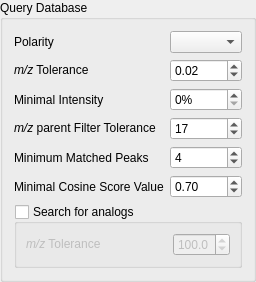
The window that lib/ui/widgets/databases_options_widget.ui (metgem/metgem) describes before a commit, drawn with Qt 5.
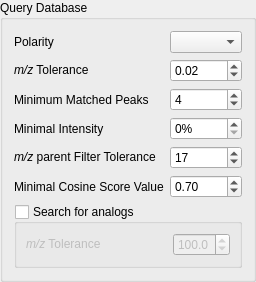
The same window after the commit.

```diff
--- a/lib/ui/widgets/databases_options_widget.ui
+++ b/lib/ui/widgets/databases_options_widget.ui
@@ -32,7 +32,21 @@
    <string>Query Database</string>
   </property>
   <layout class="QGridLayout" name="gridLayout">
-   <item row="7" column="0" colspan="2">
+   <item row="4" column="0">
+    <widget class="QLabel" name="label_5">
+     <property name="text">
+      <string>&lt;i&gt;m/z&lt;/i&gt; parent Filter Tolerance</string>
+     </property>
+    </widget>
+   </item>
+   <item row="3" column="0">
+    <widget class="QLabel" name="label_4">
+     <property name="text">
+      <string>Minimal Intensity</string>
+     </property>
+    </widget>
+   </item>
+   <item row="8" column="0" colspan="2">
     <widget class="QGroupBox" name="gbAnalogs">
      <property name="enabled">
       <bool>true</bool>
@@ -98,6 +112,61 @@
      </layout>
     </widget>
    </item>
+   <item row="4" column="1">
+    <widget class="QSpinBox" name="spinParentFilterTolerance">
+     <property name="enabled">
+      <bool>true</bool>
+     </property>
+     <property name="suffix">
+      <string/>
+     </property>
+     <property name="maximum">
+      <number>100</number>
+     </property>
+     <property name="value">
+      <number>17</number>
+     </property>
+    </widget>
+   </item>
+   <item row="1" column="1">
+    <widget class="QDoubleSpinBox" name="spinMZTolerance">
+     <property name="enabled">
+      <bool>true</bool>
+     </property>
+     <property name="suffix">
+      <string/>
+     </property>
+     <property name="maximum">
+      <double>100.000000000000000</double>
+     </property>
+     <property name="singleStep">
+      <double>0.010000000000000</double>
+     </property>
+     <property name="value">
+      <double>0.020000000000000</double>
+     </property>
+    </widget>
+   </item>
+   <item row="7" column="1">
+    <widget class="QDoubleSpinBox" name="spinMinScore">
+     <property name="maximum">
+      <double>1.000000000000000</double>
+     </property>
+     <property name="singleStep">
+      <double>0.050000000000000</double>
+     </property>
+     <property name="value">
+      <double>0.700000000000000</double>
+     </property>
+    </widget>
+   </item>
+   <item row="7" column="0">
+    <widget class="QLabel" name="label">
+     <property name="text">
+      <string>Minimal Cosine Score Value</string>
+     </property>
+    </widget>
+   </item>
    <item row="1" column="0">
     <widget class="QLabel" name="label_3">
      <property name="font">
@@ -110,62 +179,7 @@
      </property>
     </widget>
    </item>
-   <item row="6" column="1">
-    <widget class="QDoubleSpinBox" name="spinMinScore">
-     <property name="maximum">
-      <double>1.000000000000000</double>
-     </property>
-     <property name="singleStep">
-      <double>0.050000000000000</double>
-     </property>
-     <property name="value">
-      <double>0.700000000000000</double>
-     </property>
-    </widget>
-   </item>
-   <item row="3" column="0">
-    <widget class="QLabel" name="label_5">
-     <property name="text">
-      <string>&lt;i&gt;m/z&lt;/i&gt; parent Filter Tolerance</string>
-     </property>
-    </widget>
-   </item>
-   <item row="1" column="1">
-    <widget class="QDoubleSpinBox" name="spinMZTolerance">
-     <property name="enabled">
-      <bool>true</bool>
-     </property>
-     <property name="suffix">
-      <string/>
-     </property>
-     <property name="maximum">
-      <double>100.000000000000000</double>
-     </property>
-     <property name="singleStep">
-      <double>0.010000000000000</double>
-     </property>
-     <property name="value">
-      <double>0.020000000000000</double>
-     </property>
-    </widget>
-   </item>
-   <item row="3" column="1">
-    <widget class="QSpinBox" name="spinParentFilterTolerance">
-     <property name="enabled">
-      <bool>true</bool>
-     </property>
-     <property name="suffix">
-      <string/>
-     </property>
-     <property name="maximum">
-      <number>100</number>
-     </property>
-     <property name="value">
-      <number>17</number>
-     </property>
-    </widget>
-   </item>
-   <item row="3" column="2">
+   <item row="4" column="2">
     <spacer name="horizontalSpacer">
      <property name="orientation">
       <enum>Qt::Horizontal</enum>
@@ -178,53 +192,6 @@
      </property>
     </spacer>
    </item>
-   <item row="6" column="0">
-    <widget class="QLabel" name="label">
-     <property name="text">
-      <string>Minimal Cosine Score Value</string>
-     </property>
-    </widget>
-   </item>
-   <item row="2" column="1">
-    <widget class="QSpinBox" name="spinMinIntensity">
-     <property name="enabled">
-      <bool>true</bool>
-     </property>
-     <property name="suffix">
-      <string>%</string>
-     </property>
-     <property name="maximum">
-      <number>100</number>
-     </property>
-    </widget>
-   </item>
-   <item row="4" column="0" rowspan="2">
-    <widget class="QLabel" name="label_6">
-     <property name="text">
-      <string>Minimum Matched Peaks</string>
-     </property>
-    </widget>
-   </item>
-   <item row="4" column="1" rowspan="2">
-    <widget class="QSpinBox" name="spinMinMatchedPeaks">
-     <property name="enabled">
-      <bool>true</bool>
-     </property>
-     <property name="maximum">
-      <number>100</number>
-     </property>
-     <property name="value">
-      <number>4</number>
-     </property>
-    </widget>
-   </item>
-   <item row="2" column="0">
-    <widget class="QLabel" name="label_4">
-     <property name="text">
-      <string>Minimal Intensity</string>
-     </property>
-    </widget>
-   </item>
    <item row="0" column="1">
     <widget class="QComboBox" name="cbPolarity">
      <property name="maxVisibleItems">
@@ -242,6 +209,39 @@
      </property>
     </widget>
    </item>
+   <item row="3" column="1">
+    <widget class="QSpinBox" name="spinMinIntensity">
+     <property name="enabled">
+      <bool>true</bool>
+     </property>
+     <property name="suffix">
+      <string>%</string>
+     </property>
+     <property name="maximum">
+      <number>100</number>
+     </property>
+    </widget>
+   </item>
+   <item row="2" column="0">
+    <widget class="QLabel" name="label_6">
+     <property name="text">
+      <string>Minimum Matched Peaks</string>
+     </property>
+    </widget>
+   </item>
+   <item row="2" column="1">
+    <widget class="QSpinBox" name="spinMinMatchedPeaks">
+     <property name="enabled">
+      <bool>true</bool>
+     </property>
+     <property name="maximum">
+      <number>100</number>
+     </property>
+     <property name="value">
+      <number>4</number>
+     </property>
+    </widget>
+   </item>
   </layout>
  </widget>
  <tabstops>
```
Left out of the diff: 1 changed line with no effect on the pictures.
